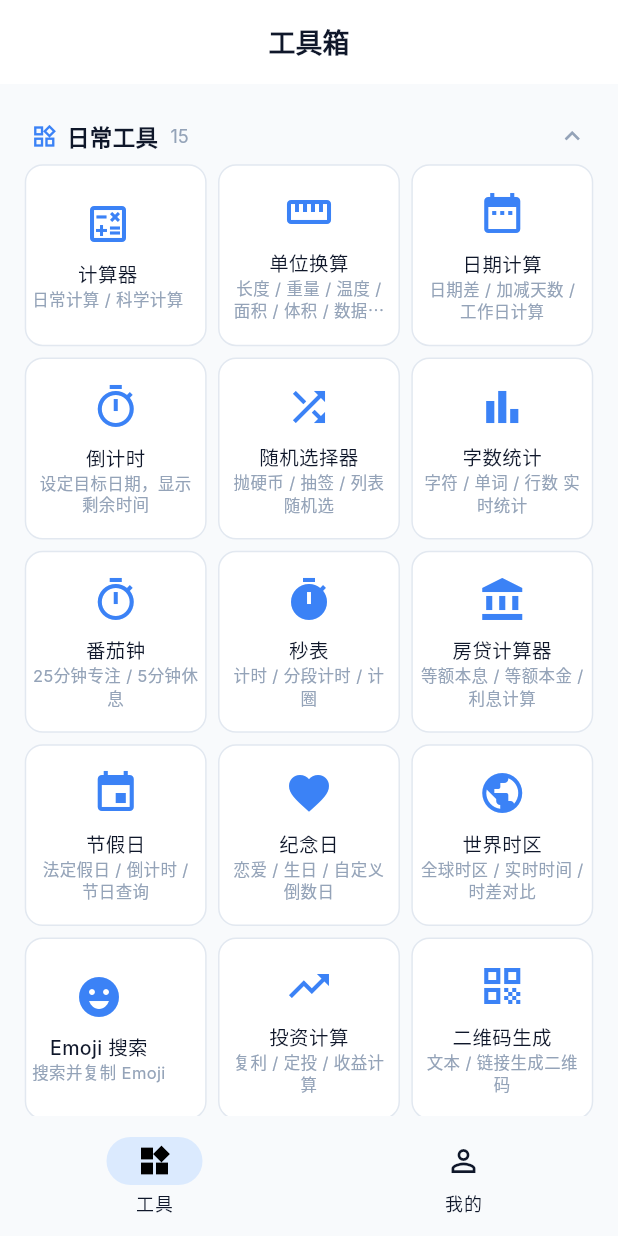
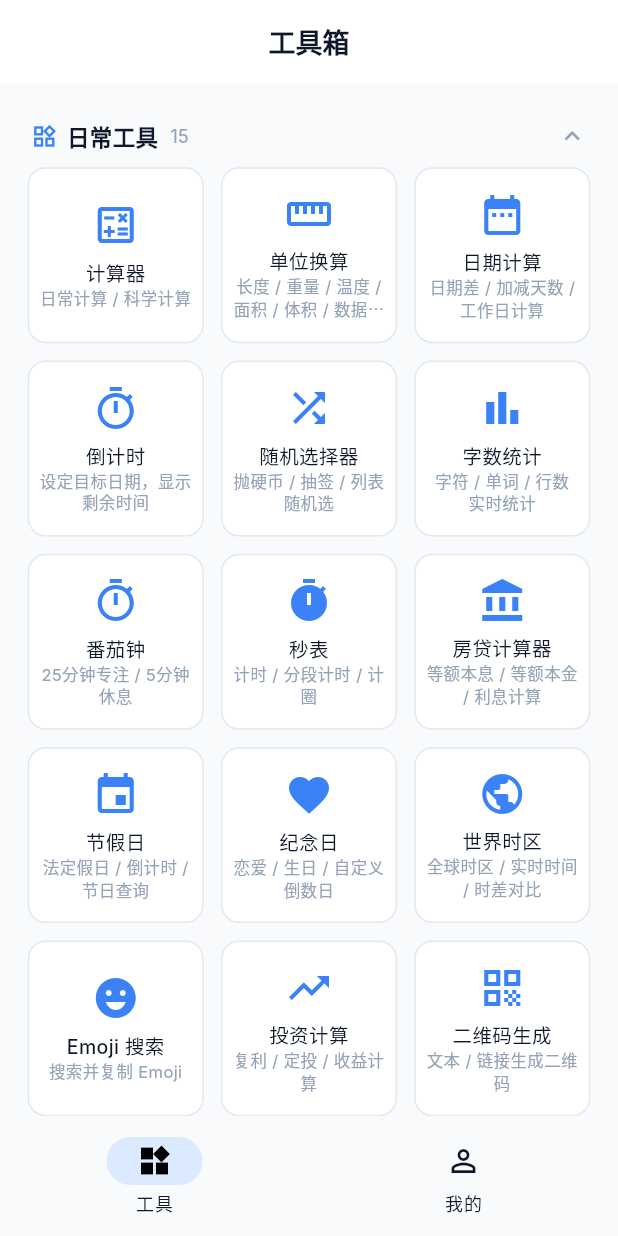
Before and after one commit to a417420427/toolbox, a Flutter app: the screen it shows after launch, on a phone screen of 412 x 824 dp. Run offline on Flutter 3.47's test engine with Material 3 defaults, Android fonts, the light colour scheme and no system bars; our stand-ins replace dio; missing offline and left inert: qr; Roboto replaces fonts that are missing (Inter).

Commit message:
feat: 对齐方式问题修复

```diff
--- a/apps/lib/main.dart
+++ b/apps/lib/main.dart
@@ -640,26 +640,25 @@ class _ToolGridItem extends StatelessWidget {
   Widget build(BuildContext context) {
     final isDark = Theme.of(context).brightness == Brightness.dark;
     // 根据网格项宽度自适应尺寸
-    double iconSize, nameSize, descSize, starSize;
+    double iconSize, nameSize, descSize;
     if (itemWidth > 120) {
       iconSize = 32;
       nameSize = 13;
       descSize = 11;
-      starSize = 16;
     } else if (itemWidth > 90) {
       iconSize = 28;
       nameSize = 12;
       descSize = 10;
-      starSize = 15;
     } else {
       iconSize = 24;
       nameSize = 11;
       descSize = 9;
-      starSize = 14;
     }
 
     return GestureDetector(
       onTap: onTap,
+      child: Padding(
+        padding: const EdgeInsets.all(2),
         child: Container(
           decoration: BoxDecoration(
             color: isDark ? AppColors.neutralDark100 : Colors.white,
@@ -670,13 +669,16 @@ class _ToolGridItem extends StatelessWidget {
           ),
           child: Stack(
             children: [
-            Column(
+              Center(
+                child: Column(
+                  mainAxisSize: MainAxisSize.min,
                   mainAxisAlignment: MainAxisAlignment.center,
+                  crossAxisAlignment: CrossAxisAlignment.center,
                   children: [
                     Icon(tool.icon, size: iconSize, color: AppColors.brand500),
-                const SizedBox(height: 8),
+                    const SizedBox(height: 6),
                     Padding(
-                  padding: const EdgeInsets.symmetric(horizontal: 4),
+                      padding: const EdgeInsets.symmetric(horizontal: 6),
                       child: Text(
                         tool.name,
                         textAlign: TextAlign.center,
@@ -688,8 +690,9 @@ class _ToolGridItem extends StatelessWidget {
                         ),
                       ),
                     ),
+                    if (tool.description.isNotEmpty)
                       Padding(
-                  padding: const EdgeInsets.symmetric(horizontal: 4),
+                        padding: const EdgeInsets.symmetric(horizontal: 6),
                         child: Text(
                           tool.description,
                           textAlign: TextAlign.center,
@@ -704,6 +707,7 @@ class _ToolGridItem extends StatelessWidget {
                       ),
                   ],
                 ),
+              ),
               if (onFavorite != null)
                 Positioned(
                   top: 4,
@@ -712,12 +716,13 @@ class _ToolGridItem extends StatelessWidget {
                     onTap: onFavorite,
                     child: Icon(
                       favorited ? Icons.star : Icons.star_border,
-                    size: starSize,
+                      size: itemWidth > 100 ? 16 : 14,
                       color: favorited ? AppColors.warning : AppColors.neutral300,
                     ),
                   ),
                 ),
             ],
+          ),
         ),
       ),
     );
```
Lines whose indentation alone changed are shown as unchanged.
